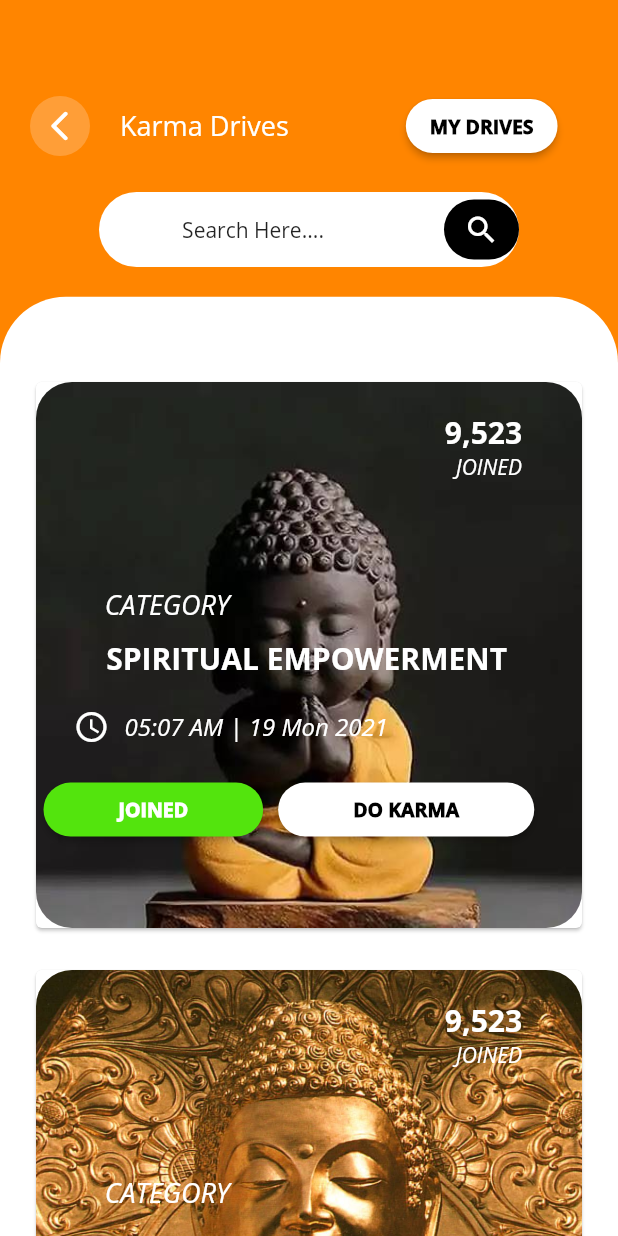
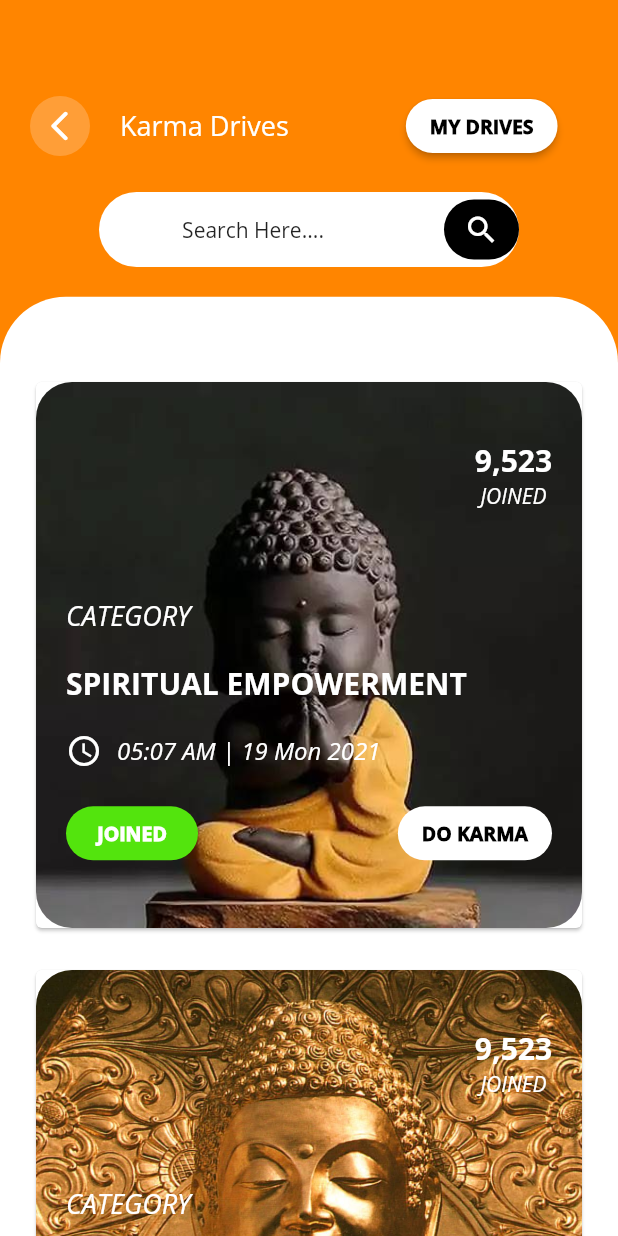
Before and after one commit to Darshan-H-E/Karma-UI, a Flutter app: the KarmaPage screen opened by its route, on a phone screen of 412 x 824 dp. Run offline on Flutter 3.47's test engine with Material 2 defaults, Android fonts, the light colour scheme and no system bars.

Commit message:
final commit

```diff
--- a/lib/screens/karma_page.dart
+++ b/lib/screens/karma_page.dart
@@ -5,9 +5,7 @@ import '../constants.dart';
 class KarmaPage extends StatelessWidget {
   @override
   Widget build(BuildContext context) {
-    return Scaffold(
-        backgroundColor: kOrange1,
-        body: Body());
+    return Scaffold(backgroundColor: kOrange1, body: Body());
   }
 }
 
@@ -31,8 +29,7 @@ class _BodyState extends State<Body> {
       SizedBox(
           height: size.height,
           child: Stack(children: [
-            Expanded(
-              child: Container(
+            Container(
                 width: double.infinity,
                 margin: EdgeInsets.only(top: size.height * 0.24),
                 // padding: EdgeInsets.only(top: size.height*0.10,right: 80),
@@ -50,7 +47,8 @@ class _BodyState extends State<Body> {
                     // crossAxisSpacing: 20,
                     mainAxisSpacing: 20,
                     children: _listItem
-                          .map((item) => Card(
+                        .map(
+                          (item) => Card(
                             child: Container(
                               decoration: BoxDecoration(
                                   borderRadius:
@@ -60,35 +58,48 @@ class _BodyState extends State<Body> {
                                     image: AssetImage(item),
                                     fit: BoxFit.cover,
                                   )),
+                              child: Padding(
+                                padding: EdgeInsets.all(20),
                                 child: Column(
-									  crossAxisAlignment: CrossAxisAlignment.end,
+                                  crossAxisAlignment: CrossAxisAlignment.start,
+                                  mainAxisAlignment:
+                                      MainAxisAlignment.spaceEvenly,
                                   children: [
-                                    Padding( padding: EdgeInsets.only(top:20, right: 40), child: Text("9,523",
+                                    Row(
+                                      children: [
+                                        Spacer(),
+                                        Column(
+                                          children: [
+                                            Text(
+                                              "9,523",
                                               style: TextStyle(
                                                   color: Colors.white,
                                                   fontSize: 20.0,
-											fontWeight: FontWeight.w800
-											)),),
-                                    Padding( padding: EdgeInsets.only(right: 40), child: Text("JOINED",
+                                                  fontWeight: FontWeight.w800),
+                                            ),
+                                            Text("JOINED",
                                                 style: TextStyle(
                                                     color: Colors.white,
-											fontStyle: FontStyle.italic
-											)),),
-                                    Padding( padding: EdgeInsets.only(top:70, right: 235), child: Text("CATEGORY",
+                                                    fontStyle:
+                                                        FontStyle.italic)),
+                                          ],
+                                        )
+                                      ],
+                                    ),
+                                    SizedBox(
+                                      height: 20,
+                                    ),
+                                    Text("CATEGORY",
                                         style: TextStyle(
                                             color: Colors.white,
                                             fontSize: 18.0,
-											fontStyle: FontStyle.italic
-											)),),
-                                    Padding( padding: EdgeInsets.only(top:10,bottom:20, right: 50), child: Text("SPIRITUAL EMPOWERMENT",
+                                            fontStyle: FontStyle.italic)),
+                                    Text("SPIRITUAL EMPOWERMENT",
                                         style: TextStyle(
                                             color: Colors.white,
                                             fontSize: 20.0,
-											fontWeight: FontWeight.w800
-											)),),
-                                    Padding(
-										padding: EdgeInsets.only(left: 25),
-								     child:Row(
+                                            fontWeight: FontWeight.w800)),
+                                    Row(
                                       children: [
                                         Icon(Icons.access_time,
                                             color: Colors.white),
@@ -97,54 +108,46 @@ class _BodyState extends State<Body> {
                                             style: TextStyle(
                                                 color: Colors.white,
                                                 fontSize: 16.0,
-												fontStyle: FontStyle.italic
-												)),
+                                                fontStyle: FontStyle.italic)),
                                       ],
-                                    ),),
-                                    Padding(
-										padding: EdgeInsets.symmetric(horizontal: 5, vertical: 19),
-								     child:Row(children: [
-                                      RaisedButton(
-                                          padding: EdgeInsets.symmetric(
-                                              horizontal: 50),
+                                    ),
+                                    Row(
+                                      mainAxisAlignment:
+                                          MainAxisAlignment.spaceBetween,
+                                      children: [
+                                        FlatButton(
                                             color: kGreen,
                                             child: Text("JOINED",
                                                 style: TextStyle(
                                                     color: Colors.white,
                                                     fontSize: 13,
-                                                  fontWeight: FontWeight.w900)),
+                                                    fontWeight:
+                                                        FontWeight.w900)),
                                             shape: const RoundedRectangleBorder(
                                                 borderRadius: BorderRadius.all(
                                                     Radius.circular(32.0))),
                                             onPressed: () {}),
-                                      SizedBox(width: 10),
-                                      RaisedButton(
-                                          padding: EdgeInsets.symmetric(
-                                              horizontal: 50),
+                                        FlatButton(
                                             color: Colors.white,
                                             child: Text("DO KARMA",
                                                 style: TextStyle(
                                                     color: Colors.black,
                                                     fontSize: 13,
-                                                  fontWeight: FontWeight.w900)),
+                                                    fontWeight:
+                                                        FontWeight.w900)),
                                             shape: const RoundedRectangleBorder(
                                                 borderRadius: BorderRadius.all(
                                                     Radius.circular(32.0))),
                                             onPressed: () {}),
-                                    ]))
-                                  ]))))
+                                      ],
+                                    ),
+                                  ],
+                                ),
+                              ),
+                            ),
+                          ),
+                        )
                         .toList())),
-            ),
-            // child: Column(
-            // crossAxisAlignment: CrossAxisAlignment.start,
-            // children: [
-            // Text("hello"),
-            // Container(
-            // height: 24,
-            // width: 24,
-            // )
-            // ],
-            // )
             Column(children: [
               SizedBox(height: 60),
               Row(
@@ -152,7 +155,7 @@ class _BodyState extends State<Body> {
                   Padding(
                     padding: EdgeInsets.only(left: 20),
                     child: CircleAvatar(
-                        backgroundColor:kOrange2 ,
+                        backgroundColor: kOrange2,
                         child: IconButton(
                             icon: Icon(Icons.arrow_back_ios_rounded,
                                 color: Colors.white),
@@ -183,32 +186,31 @@ class _BodyState extends State<Body> {
                           }))
                 ],
               ),
-			  SizedBox( height: 20 ),
+              SizedBox(height: 20),
               Container(
                   height: 50,
                   width: 280,
                   decoration: BoxDecoration(
-					  color:  Colors.white,
+                    color: Colors.white,
                     borderRadius: BorderRadius.all(Radius.circular(26)),
                   ),
                   child: Row(
                       mainAxisAlignment: MainAxisAlignment.end,
                       crossAxisAlignment: CrossAxisAlignment.center,
                       children: [
-						Padding(padding : EdgeInsets.only(right: 80),child: Text( "Search Here...." ),),
+                        Padding(
+                          padding: EdgeInsets.only(right: 80),
+                          child: Text("Search Here...."),
+                        ),
                         Container(
-							height:40,
+                            height: 40,
                             width: 50,
-							decoration:BoxDecoration(
+                            decoration: BoxDecoration(
                                 color: Colors.black,
-								borderRadius: BorderRadius.all(Radius.circular(100))
-							),
-							child:Icon(Icons.search,color:Colors.white)
-						)
-					  ]
-				  )
-			  )
-
+                                borderRadius:
+                                    BorderRadius.all(Radius.circular(100))),
+                            child: Icon(Icons.search, color: Colors.white))
+                      ]))
             ]),
           ]))
     ]));
```
Also changed, not shown: lib/screens/login_screen.dart (+0 -9 lines), 2 other files. Lines whose indentation alone changed are shown as unchanged.
